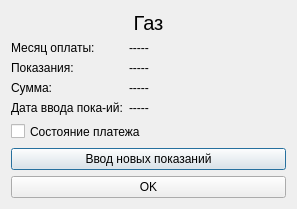
This is Forms/gas.ui in FenyukAndrew/QtCalculatePayment as Qt 5 draws it before an edit. The edited form follows.
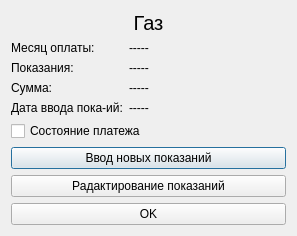
This is the edited form.

Diff of the .ui file:
```diff
--- a/Forms/gas.ui
+++ b/Forms/gas.ui
@@ -140,6 +140,19 @@
        </property>
       </widget>
      </item>
+     <item>
+      <widget class="QPushButton" name="pushButton_EditValue">
+       <property name="sizePolicy">
+        <sizepolicy hsizetype="Minimum" vsizetype="Minimum">
+         <horstretch>0</horstretch>
+         <verstretch>0</verstretch>
+        </sizepolicy>
+       </property>
+       <property name="text">
+        <string>Радактирование показаний</string>
+       </property>
+      </widget>
+     </item>
      <item>
       <widget class="QPushButton" name="pushButton_OK">
        <property name="sizePolicy">
```
